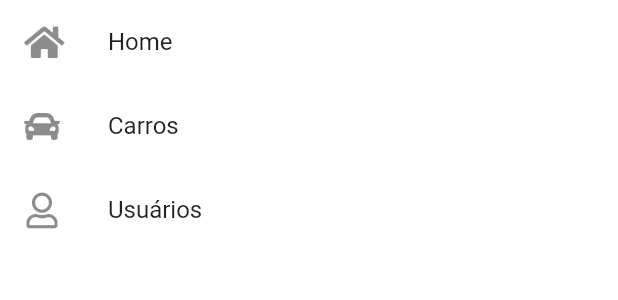
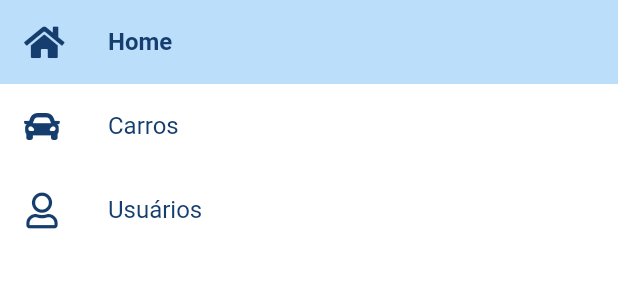
Before and after one commit to FlavianoInacio/FlutterWeb, a Flutter app: the Menu widget shown alone on an empty page, opened directly, after a tap on "Home", on a phone screen of 412 x 824 dp. Shown: the top 300 px of the screen. Run offline on Flutter 3.47's test engine with Material 2 defaults, Android fonts, the phone set to English and light mode, and no system bars; our stand-ins replace font_awesome_flutter; network calls fail.

Commit message:
mundaças de funcionalidades

```diff
--- /dev/null
+++ b/lib/util/app_colors.dart
@@ -0,0 +1,6 @@
+import 'package:flutter/cupertino.dart';
+
+class AppColors{
+
+  static const blue = Color.fromARGB(255, 21, 61, 110);
+}
--- a/lib/util/app_model.dart
+++ b/lib/util/app_model.dart
@@ -1,16 +1,54 @@
 import 'package:flutter/cupertino.dart';
 import 'package:myapp/pages/default_page.dart';
 
-class AppModel extends ChangeNotifier {
+class PageInfo {
+  String titulo;
   Widget page;
 
+  PageInfo({
+    this.titulo,
+    this.page,
+  });
+
+
+
+  @override
+  String toString() => 'PageInfo(titulo: $titulo, page: $page)';
+}
+
+class AppModel extends ChangeNotifier {
+  List<PageInfo> pages =[];
+
+  PageInfo defaultPage = PageInfo(titulo: "Home", page: DefaultPage());
+
   AppModel(){
-    page = DefaultPage();
+    pages.add(defaultPage);
   }
 
-  setPage(Widget page){
-    this.page = page;
+  setPage(PageInfo page ,{bool replace = false}){
+    if(replace){
+      clearAll();
+    }
+    if(page.titulo != "Home"){
+    this.pages.add(page);
+    }
     notifyListeners();
   }
 
+  void pop() {
+    pages.removeLast();
+    notifyListeners();
+  }
+
+  void clearAll() {
+      pages.clear();
+      pages.add(defaultPage);
+      notifyListeners();
+  }
+
+  void clearTo(int index) {
+  pages.removeRange(index+1, pages.length);
+  notifyListeners();
+  }
+
 }
--- a/lib/widgets/body.dart
+++ b/lib/widgets/body.dart
@@ -7,8 +7,7 @@ class Body extends StatelessWidget {
   @override
   Widget build(BuildContext context) {
     AppModel app = Provider.of<AppModel>(context, listen: true);
-    return Container(
-      child: app.page,
-    );
+    PageInfo pageInfo = app.pages.last;
+    return pageInfo.page;
   }
 }
--- a/lib/widgets/menu.dart
+++ b/lib/widgets/menu.dart
@@ -3,6 +3,7 @@ import 'package:font_awesome_flutter/font_awesome_flutter.dart';
 import 'package:myapp/pages/carro_page.dart';
 import 'package:myapp/pages/default_page.dart';
 import 'package:myapp/pages/usuario_page.dart';
+import 'package:myapp/util/app_colors.dart';
 import 'package:myapp/util/app_model.dart';
 import 'package:provider/provider.dart';
 
@@ -12,6 +13,7 @@ class Menu extends StatefulWidget {
 }
 
 class _MenuState extends State<Menu> {
+  String selected;
   @override
   Widget build(BuildContext context) {
     return ListView(
@@ -24,18 +26,23 @@ class _MenuState extends State<Menu> {
   }
 
   _menuItem(String texto, IconData icon, Widget page) {
+    bool selecionado = texto == selected;
     return Material(
-      color: Colors.transparent,
+      color: selecionado?Colors.blue[100]:Colors.transparent,
       child: InkWell(
         hoverColor: Colors.blue[100],
         splashColor: Colors.blue,
         onTap: () {
           AppModel app = Provider.of<AppModel>(context, listen: false);
-          app.setPage(page);
+          app.setPage(PageInfo(titulo:texto, page: page ), replace: true);
+
+          setState(() {
+            this.selected = texto;
+          });
         },
         child: ListTile(
-          title: Text(texto),
-          leading: Icon(icon),
+          title: Text(texto ,style: TextStyle(fontWeight: selecionado?FontWeight.bold:FontWeight.normal, color: AppColors.blue),),
+          leading: Icon(icon, color: AppColors.blue,),
         ),
       ),
     );
--- /dev/null
+++ b/lib/widgets/navegacao.dart
@@ -0,0 +1,51 @@
+import 'package:flutter/material.dart';
+import 'package:font_awesome_flutter/font_awesome_flutter.dart';
+import 'package:myapp/util/app_colors.dart';
+import 'package:myapp/util/app_model.dart';
+import 'package:provider/provider.dart';
+
+class Navegacao extends StatefulWidget {
+  @override
+  _NavegacaoState createState() => _NavegacaoState();
+}
+
+class _NavegacaoState extends State<Navegacao> {
+  @override
+  Widget build(BuildContext context) {
+    AppModel app = Provider.of<AppModel>(context, listen: true);
+    List<PageInfo> pageInfos = app.pages;
+    return ListView.builder(
+        itemCount: pageInfos.length,
+        scrollDirection: Axis.horizontal,
+        itemBuilder: (context, index) {
+          PageInfo info = pageInfos[index];
+          return InkWell(
+            onTap: () => _oncliCkNavegacao(index),
+            child: Row(
+              children: [
+                Icon(
+                  info.titulo == "Home"
+                      ? FontAwesomeIcons.home
+                      : FontAwesomeIcons.chevronRight,
+                  color: AppColors.blue,
+                ),
+                Text(
+                  info.titulo,
+                  style: TextStyle(color: AppColors.blue),
+                )
+              ],
+            ),
+          );
+        });
+  }
+
+  void _oncliCkNavegacao(int index) {
+    AppModel app = Provider.of<AppModel>(context, listen: false);
+    if(index==0){
+      app.clearAll();
+    }
+    else{
+      app.clearTo(index);
+    }
+  }
+}
--- a/pubspec.yaml
+++ b/pubspec.yaml
@@ -25,7 +25,7 @@ dependencies:
     sdk: flutter
   font_awesome_flutter: ^8.11.0
   provider: ^4.3.3
-
+  http: ^0.12.2
 
   # The following adds the Cupertino Icons font to your application.
   # Use with the CupertinoIcons class for iOS style icons.
@@ -49,8 +49,8 @@ flutter:
   uses-material-design: true
 
   # To add assets to your application, add an assets section, like this:
-  # assets:
-  #   - images/a_dot_burr.jpeg
+  assets:
+    - assets/images/
   #   - images/a_dot_ham.jpeg
 
   # An image asset can refer to one or more resolution-specific "variants", see
```
Also changed, not shown: lib/api/carros_api.dart (added, +20 -0 lines), lib/home_page.dart (+14 -9 lines), lib/instancias/carro.dart (added, +50 -0 lines), lib/main.dart (+8 -1 lines), lib/pages/carro_detalhe.dart (added, +49 -0 lines), lib/pages/carro_page.dart (+77 -4 lines), lib/util/dart_size.dart (added, +9 -0 lines), lib/util/nav.dart (added, +15 -0 lines), assets/images/image-not-found.png (added), pubspec.lock.
